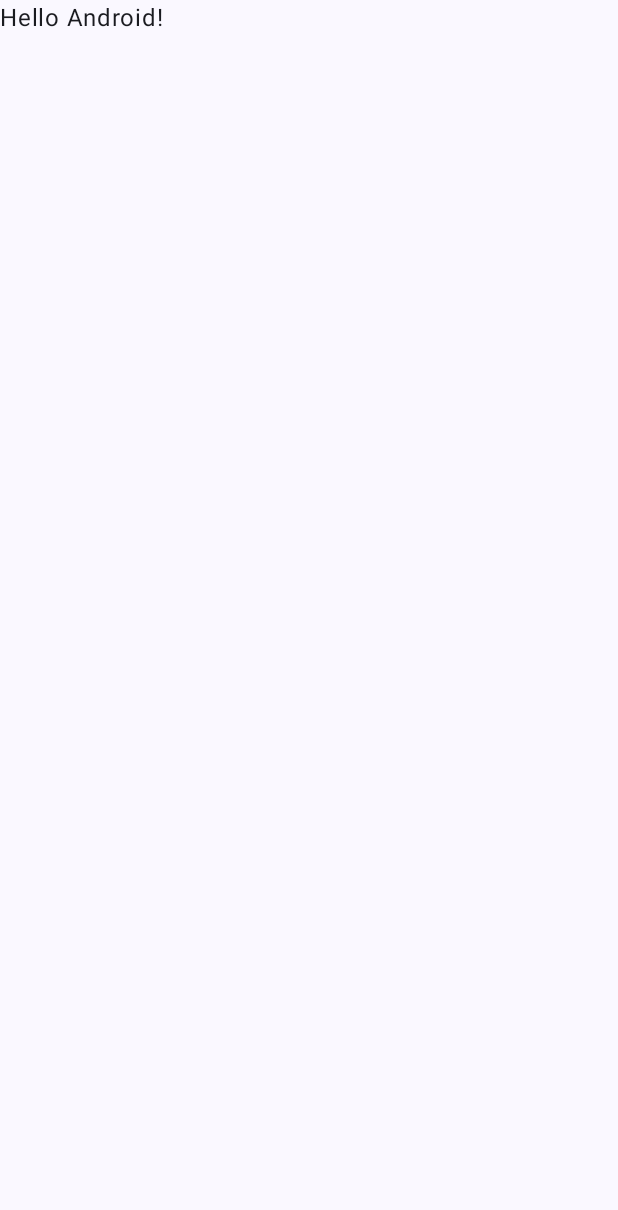
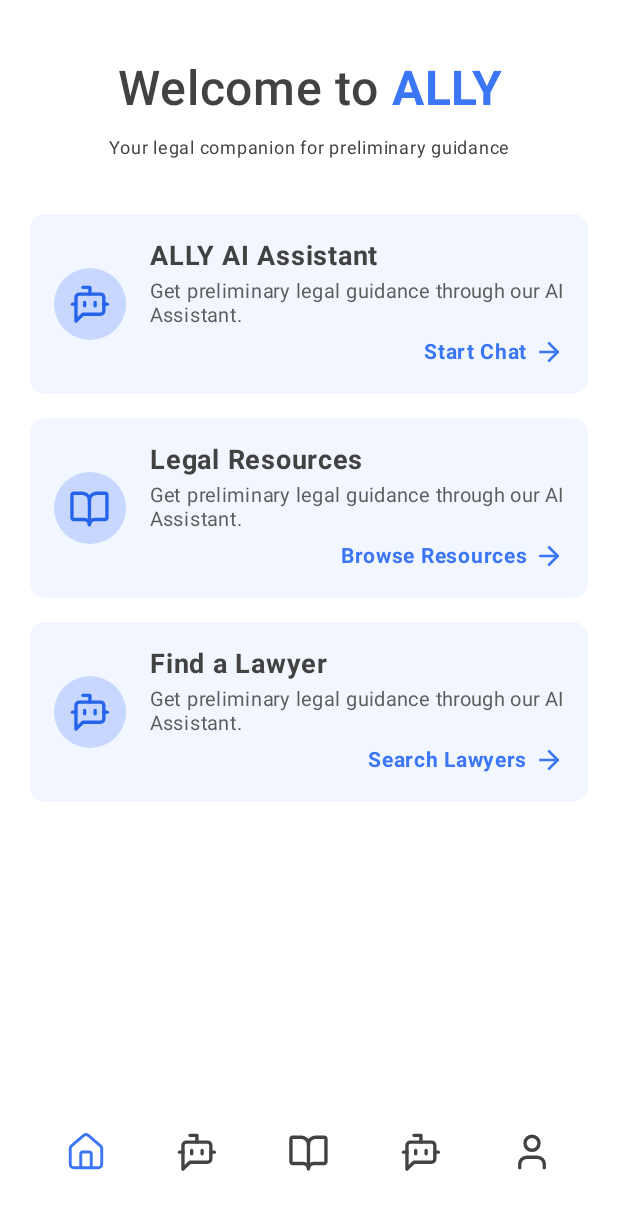
Before and after one commit to piolonrqz/Capstone-ALLY, an Android app built with Jetpack Compose: the screen it shows after launch (MainActivity), on a phone screen of 412 x 824 dp. Before the commit the part shown is almost empty. Shown: the top 1210 px of the screen. Run offline under Robolectric (Android 15) with nearby library versions, the phone set to English and light mode, and no system bars.

Commit message:
added landing screen/home

```diff
--- a/ally-mobile/app/src/main/java/com/example/ally/MainActivity.kt
+++ b/ally-mobile/app/src/main/java/com/example/ally/MainActivity.kt
@@ -12,6 +12,7 @@
 import androidx.compose.ui.Modifier
 import androidx.compose.ui.tooling.preview.Preview
 import com.example.ally.ui.theme.AllyTheme
+import com.example.ally.ui.screens.LandingScreen
 
 class MainActivity : ComponentActivity() {
     override fun onCreate(savedInstanceState: Bundle?) {
@@ -20,10 +21,7 @@
         setContent {
             AllyTheme {
                 Scaffold(modifier = Modifier.fillMaxSize()) { innerPadding ->
-                    Greeting(
-                        name = "Android",
-                        modifier = Modifier.padding(innerPadding)
-                    )
+                    LandingScreen()
                 }
             }
         }
--- /dev/null
+++ b/ally-mobile/app/src/main/java/com/example/ally/ui/components/BottomNavigationBar.kt
@@ -0,0 +1,61 @@
+package com.example.ally.ui.components
+
+import androidx.compose.foundation.Image
+import androidx.compose.foundation.clickable
+import androidx.compose.foundation.layout.Arrangement
+import androidx.compose.foundation.layout.Column
+import androidx.compose.foundation.layout.Row
+import androidx.compose.foundation.layout.fillMaxWidth
+import androidx.compose.foundation.layout.height
+import androidx.compose.foundation.layout.padding
+import androidx.compose.foundation.layout.size
+import androidx.compose.material3.Surface
+import androidx.compose.runtime.Composable
+import androidx.compose.ui.Alignment
+import androidx.compose.ui.Modifier
+import androidx.compose.ui.graphics.Color
+import androidx.compose.ui.graphics.ColorFilter
+import androidx.compose.ui.res.painterResource
+import androidx.compose.ui.unit.dp
+import com.example.ally.R
+
+@Composable
+fun AllyBottomNav() {
+    Surface(
+        shadowElevation = 0.dp, // Changed from 8.dp to 0.dp to remove shadow
+        color = Color.White
+    ) {
+        Row(
+            modifier = Modifier
+                .fillMaxWidth()
+                .height(64.dp),
+            horizontalArrangement = Arrangement.SpaceAround,
+            verticalAlignment = Alignment.CenterVertically
+        ) {
+            // Order changed to match the image
+            BottomNavItem(R.drawable.ic_home, "Home", true)
+            BottomNavItem(R.drawable.ic_chat, "Chat")
+            BottomNavItem(R.drawable.ic_resources, "Resources")
+            BottomNavItem(R.drawable.ic_lawyers, "Lawyers")
+            BottomNavItem(R.drawable.ic_account, "Account")
+        }
+    }
+}
+
+@Composable
+fun BottomNavItem(iconRes: Int, label: String, selected: Boolean = false) {
+    Column(
+        horizontalAlignment = Alignment.CenterHorizontally,
+        verticalArrangement = Arrangement.Center,
+        modifier = Modifier
+            .padding(vertical = 8.dp)
+            .clickable { /* TODO: Handle navigation */ } // Make items clickable
+    ) {
+        Image(
+            painter = painterResource(id = iconRes),
+            contentDescription = label,
+            modifier = Modifier.size(28.dp),
+            colorFilter = ColorFilter.tint(if (selected) Color(0xFF3B76F6) else Color(0xFF424242))
+        )
+    }
+}
--- /dev/null
+++ b/ally-mobile/app/src/main/java/com/example/ally/ui/screens/LandingScreen.kt
@@ -0,0 +1,157 @@
+package com.example.ally.ui.screens
+
+import androidx.compose.foundation.Image
+import androidx.compose.foundation.background
+import androidx.compose.foundation.clickable
+import androidx.compose.foundation.layout.*
+import androidx.compose.foundation.shape.CircleShape
+import androidx.compose.foundation.shape.RoundedCornerShape
+import androidx.compose.material3.*
+import androidx.compose.runtime.Composable
+import androidx.compose.ui.Alignment
+import androidx.compose.ui.Modifier
+import androidx.compose.ui.graphics.Color
+import androidx.compose.ui.res.painterResource
+import androidx.compose.ui.text.SpanStyle
+import androidx.compose.ui.text.buildAnnotatedString
+import androidx.compose.ui.text.font.FontWeight
+import androidx.compose.ui.text.style.TextAlign
+import androidx.compose.ui.text.withStyle
+import androidx.compose.ui.unit.dp
+import androidx.compose.ui.unit.sp
+import com.example.ally.R
+import com.example.ally.ui.components.AllyBottomNav
+
+@Composable
+fun LandingScreen() {
+    Column(
+        modifier = Modifier
+            .fillMaxSize()
+            .background(Color.White)
+            .padding(horizontal = 20.dp, vertical = 24.dp),
+        horizontalAlignment = Alignment.CenterHorizontally
+    ) {
+        Spacer(modifier = Modifier.height(16.dp))
+        Text(
+            text = buildAnnotatedString {
+                withStyle(style = SpanStyle(color = Color(0xFF424242), fontWeight = FontWeight.Medium)) {
+                    append("Welcome to ")
+                }
+                withStyle(style = SpanStyle(color = Color(0xFF3B76F6), fontWeight = FontWeight.Bold)) { // Blue color for ALLY
+                    append("ALLY")
+                }
+            },
+            fontSize = 32.sp,
+            textAlign = TextAlign.Center
+        )
+        Spacer(modifier = Modifier.height(8.dp))
+        Text(
+            text = "Your legal companion for preliminary guidance",
+            fontSize = 12.sp,
+            fontWeight = FontWeight.Normal,
+            color = Color(0xFF424242), // Kept as per original, seems fine
+            textAlign = TextAlign.Center
+        )
+        Spacer(modifier = Modifier.height(32.dp))
+        LandingCard(
+            iconRes = R.drawable.ic_chat,
+            title = "ALLY AI Assistant",
+            description = "Get preliminary legal guidance through our AI Assistant.",
+            buttonText = "Start Chat"
+        )
+        Spacer(modifier = Modifier.height(16.dp))
+        LandingCard(
+            iconRes = R.drawable.ic_resources,
+            title = "Legal Resources",
+            description = "Get preliminary legal guidance through our AI Assistant.",
+            buttonText = "Browse Resources"
+        )
+        Spacer(modifier = Modifier.height(16.dp))
+        LandingCard(
+            iconRes = R.drawable.ic_lawyers,
+            title = "Find a Lawyer",
+            description = "Get preliminary legal guidance through our AI Assistant.",
+            buttonText = "Search Lawyers"
+        )
+        Spacer(modifier = Modifier.weight(1f))
+        AllyBottomNav()
+    }
+}
+
+@Composable
+fun LandingCard(
+    iconRes: Int,
+    title: String,
+    description: String,
+    buttonText: String
+) {
+    Card(
+        shape = RoundedCornerShape(10.dp),
+        colors = CardDefaults.cardColors(containerColor = Color(0xCCEFF5FF)),
+        modifier = Modifier
+            .fillMaxWidth()
+            .height(120.dp)
+            .clickable { /* TODO: Add navigation or action */ }
+    ) {
+        Row(
+            modifier = Modifier
+                .fillMaxSize()
+                .padding(16.dp),
+            verticalAlignment = Alignment.CenterVertically
+        ) {
+            Box(
+                modifier = Modifier
+                    .size(48.dp)
+                    .background(Color(0xFFC7D7FE), CircleShape),
+                contentAlignment = Alignment.Center
+            ) {
+                Image(
+                    painter = painterResource(id = iconRes),
+                    contentDescription = title,
+                    modifier = Modifier.size(28.dp)
+                )
+            }
+            Spacer(modifier = Modifier.width(16.dp))
+            Column(
+                modifier = Modifier
+                    .weight(1f)
+                    .fillMaxHeight(),
+                verticalArrangement = Arrangement.SpaceBetween
+            ) {
+                Column {
+                    Text(
+                        text = title,
+                        fontSize = 18.sp,
+                        fontWeight = FontWeight.Bold,
+                        color = Color(0xFF424242)
+                    )
+                    Spacer(modifier = Modifier.height(4.dp))
+                    Text(
+                        text = description,
+                        fontSize = 13.sp,
+                        fontWeight = FontWeight.Normal,
+                        color = Color(0xFF5D5D5D),
+                        lineHeight = 16.sp
+                    )
+                }
+                Row(
+                    modifier = Modifier.align(Alignment.End),
+                    verticalAlignment = Alignment.CenterVertically
+                ) {
+                    Text(
+                        text = buttonText,
+                        fontSize = 14.sp,
+                        fontWeight = FontWeight.Bold,
+                        color = Color(0xFF3B76F6)
+                    )
+                    Spacer(modifier = Modifier.width(4.dp))
+                    Image(
+                        painter = painterResource(id = R.drawable.ic_arrow_right),
+                        contentDescription = null,
+                        modifier = Modifier.size(20.dp)
+                    )
+                }
+            }
+        }
+    }
+}
--- /dev/null
+++ b/ally-mobile/app/src/main/res/drawable/ic_account.xml
@@ -0,0 +1,20 @@
+<vector xmlns:android="http://schemas.android.com/apk/res/android"
+    android:width="25dp"
+    android:height="25dp"
+    android:viewportWidth="25"
+    android:viewportHeight="25">
+  <path
+      android:pathData="M19.792,21.875V19.792C19.792,18.687 19.353,17.627 18.571,16.845C17.79,16.064 16.73,15.625 15.625,15.625H9.375C8.27,15.625 7.21,16.064 6.429,16.845C5.647,17.627 5.208,18.687 5.208,19.792V21.875"
+      android:strokeLineJoin="round"
+      android:strokeWidth="2"
+      android:fillColor="#00000000"
+      android:strokeColor="#424242"
+      android:strokeLineCap="round"/>
+  <path
+      android:pathData="M12.5,11.458C14.801,11.458 16.667,9.593 16.667,7.292C16.667,4.99 14.801,3.125 12.5,3.125C10.199,3.125 8.333,4.99 8.333,7.292C8.333,9.593 10.199,11.458 12.5,11.458Z"
+      android:strokeLineJoin="round"
+      android:strokeWidth="2"
+      android:fillColor="#00000000"
+      android:strokeColor="#424242"
+      android:strokeLineCap="round"/>
+</vector>
--- /dev/null
+++ b/ally-mobile/app/src/main/res/drawable/ic_arrow_right.xml
@@ -0,0 +1,20 @@
+<vector xmlns:android="http://schemas.android.com/apk/res/android"
+    android:width="24dp"
+    android:height="24dp"
+    android:viewportWidth="24"
+    android:viewportHeight="24">
+  <path
+      android:pathData="M5,12H19"
+      android:strokeLineJoin="round"
+      android:strokeWidth="2"
+      android:fillColor="#00000000"
+      android:strokeColor="#3B76F6"
+      android:strokeLineCap="round"/>
+  <path
+      android:pathData="M12,5L19,12L12,19"
+      android:strokeLineJoin="round"
+      android:strokeWidth="2"
+      android:fillColor="#00000000"
+      android:strokeColor="#3B76F6"
+      android:strokeLineCap="round"/>
+</vector>
--- /dev/null
+++ b/ally-mobile/app/src/main/res/drawable/ic_chat.xml
@@ -0,0 +1,48 @@
+<vector xmlns:android="http://schemas.android.com/apk/res/android"
+    android:width="25dp"
+    android:height="24dp"
+    android:viewportWidth="25"
+    android:viewportHeight="24">
+  <path
+      android:pathData="M12.442,6V2H8.294"
+      android:strokeLineJoin="round"
+      android:strokeWidth="2"
+      android:fillColor="#00000000"
+      android:strokeColor="#2563EB"
+      android:strokeLineCap="round"/>
+  <path
+      android:pathData="M8.294,18L4.147,22V8C4.147,7.47 4.366,6.961 4.755,6.586C5.143,6.211 5.671,6 6.221,6H18.663C19.212,6 19.74,6.211 20.129,6.586C20.518,6.961 20.736,7.47 20.736,8V16C20.736,16.53 20.518,17.039 20.129,17.414C19.74,17.789 19.212,18 18.663,18H8.294Z"
+      android:strokeLineJoin="round"
+      android:strokeWidth="2"
+      android:fillColor="#00000000"
+      android:strokeColor="#2563EB"
+      android:strokeLineCap="round"/>
+  <path
+      android:pathData="M2.074,12H4.147"
+      android:strokeLineJoin="round"
+      android:strokeWidth="2"
+      android:fillColor="#00000000"
+      android:strokeColor="#2563EB"
+      android:strokeLineCap="round"/>
+  <path
+      android:pathData="M9.331,11V13"
+      android:strokeLineJoin="round"
+      android:strokeWidth="2"
+      android:fillColor="#00000000"
+      android:strokeColor="#2563EB"
+      android:strokeLineCap="round"/>
+  <path
+      android:pathData="M15.552,11V13"
+      android:strokeLineJoin="round"
+      android:strokeWidth="2"
+      android:fillColor="#00000000"
+      android:strokeColor="#2563EB"
+      android:strokeLineCap="round"/>
+  <path
+      android:pathData="M20.736,12H22.81"
+      android:strokeLineJoin="round"
+      android:strokeWidth="2"
+      android:fillColor="#00000000"
+      android:strokeColor="#2563EB"
+      android:strokeLineCap="round"/>
+</vector>
--- /dev/null
+++ b/ally-mobile/app/src/main/res/drawable/ic_home.xml
@@ -0,0 +1,20 @@
+<vector xmlns:android="http://schemas.android.com/apk/res/android"
+    android:width="29dp"
+    android:height="29dp"
+    android:viewportWidth="29"
+    android:viewportHeight="29">
+  <path
+      android:pathData="M18.125,25.375V15.708C18.125,15.388 17.998,15.08 17.771,14.854C17.544,14.627 17.237,14.5 16.917,14.5H12.083C11.763,14.5 11.455,14.627 11.229,14.854C11.002,15.08 10.875,15.388 10.875,15.708V25.375"
+      android:strokeLineJoin="round"
+      android:strokeWidth="2"
+      android:fillColor="#00000000"
+      android:strokeColor="#3B76F6"
+      android:strokeLineCap="round"/>
+  <path
+      android:pathData="M3.625,12.083C3.625,11.732 3.701,11.384 3.849,11.066C3.997,10.747 4.213,10.464 4.482,10.237L12.94,2.988C13.376,2.62 13.929,2.417 14.5,2.417C15.071,2.417 15.624,2.62 16.06,2.988L24.518,10.237C24.787,10.464 25.003,10.747 25.15,11.066C25.298,11.384 25.375,11.732 25.375,12.083V22.958C25.375,23.599 25.12,24.214 24.667,24.667C24.214,25.121 23.599,25.375 22.958,25.375H6.042C5.401,25.375 4.786,25.121 4.333,24.667C3.88,24.214 3.625,23.599 3.625,22.958V12.083Z"
+      android:strokeLineJoin="round"
+      android:strokeWidth="2"
+      android:fillColor="#00000000"
+      android:strokeColor="#3B76F6"
+      android:strokeLineCap="round"/>
+</vector>
--- /dev/null
+++ b/ally-mobile/app/src/main/res/drawable/ic_lawyers.xml
@@ -0,0 +1,48 @@
+<vector xmlns:android="http://schemas.android.com/apk/res/android"
+    android:width="25dp"
+    android:height="24dp"
+    android:viewportWidth="25"
+    android:viewportHeight="24">
+  <path
+      android:pathData="M12.442,6V2H8.294"
+      android:strokeLineJoin="round"
+      android:strokeWidth="2"
+      android:fillColor="#00000000"
+      android:strokeColor="#2563EB"
+      android:strokeLineCap="round"/>
+  <path
+      android:pathData="M8.294,18L4.147,22V8C4.147,7.47 4.366,6.961 4.755,6.586C5.143,6.211 5.671,6 6.221,6H18.663C19.212,6 19.74,6.211 20.129,6.586C20.518,6.961 20.736,7.47 20.736,8V16C20.736,16.53 20.518,17.039 20.129,17.414C19.74,17.789 19.212,18 18.663,18H8.294Z"
+      android:strokeLineJoin="round"
+      android:strokeWidth="2"
+      android:fillColor="#00000000"
+      android:strokeColor="#2563EB"
+      android:strokeLineCap="round"/>
+  <path
+      android:pathData="M2.074,12H4.147"
+      android:strokeLineJoin="round"
+      android:strokeWidth="2"
+      android:fillColor="#00000000"
+      android:strokeColor="#2563EB"
+      android:strokeLineCap="round"/>
+  <path
+      android:pathData="M9.331,11V13"
+      android:strokeLineJoin="round"
+      android:strokeWidth="2"
+      android:fillColor="#00000000"
+      android:strokeColor="#2563EB"
+      android:strokeLineCap="round"/>
+  <path
+      android:pathData="M15.552,11V13"
+      android:strokeLineJoin="round"
+      android:strokeWidth="2"
+      android:fillColor="#00000000"
+      android:strokeColor="#2563EB"
+      android:strokeLineCap="round"/>
+  <path
+      android:pathData="M20.736,12H22.81"
+      android:strokeLineJoin="round"
+      android:strokeWidth="2"
+      android:fillColor="#00000000"
+      android:strokeColor="#2563EB"
+      android:strokeLineCap="round"/>
+</vector>
--- /dev/null
+++ b/ally-mobile/app/src/main/res/drawable/ic_resources.xml
@@ -0,0 +1,20 @@
+<vector xmlns:android="http://schemas.android.com/apk/res/android"
+    android:width="25dp"
+    android:height="24dp"
+    android:viewportWidth="25"
+    android:viewportHeight="24">
+  <path
+      android:pathData="M12.168,7.292V21.875"
+      android:strokeLineJoin="round"
+      android:strokeWidth="2"
+      android:fillColor="#00000000"
+      android:strokeColor="#2563EB"
+      android:strokeLineCap="round"/>
+  <path
+      android:pathData="M2.793,18.75C2.517,18.75 2.252,18.64 2.056,18.445C1.861,18.25 1.751,17.985 1.751,17.708V4.167C1.751,3.89 1.861,3.625 2.056,3.43C2.252,3.235 2.517,3.125 2.793,3.125H8.001C9.106,3.125 10.166,3.564 10.948,4.345C11.729,5.127 12.168,6.187 12.168,7.292C12.168,6.187 12.607,5.127 13.388,4.345C14.17,3.564 15.229,3.125 16.335,3.125H21.543C21.819,3.125 22.084,3.235 22.279,3.43C22.475,3.625 22.585,3.89 22.585,4.167V17.708C22.585,17.985 22.475,18.25 22.279,18.445C22.084,18.64 21.819,18.75 21.543,18.75H15.293C14.464,18.75 13.669,19.079 13.083,19.665C12.497,20.251 12.168,21.046 12.168,21.875C12.168,21.046 11.839,20.251 11.253,19.665C10.667,19.079 9.872,18.75 9.043,18.75H2.793Z"
+      android:strokeLineJoin="round"
+      android:strokeWidth="2"
+      android:fillColor="#00000000"
+      android:strokeColor="#2563EB"
+      android:strokeLineCap="round"/>
+</vector>
```
Also changed, not shown: 6 other files.
